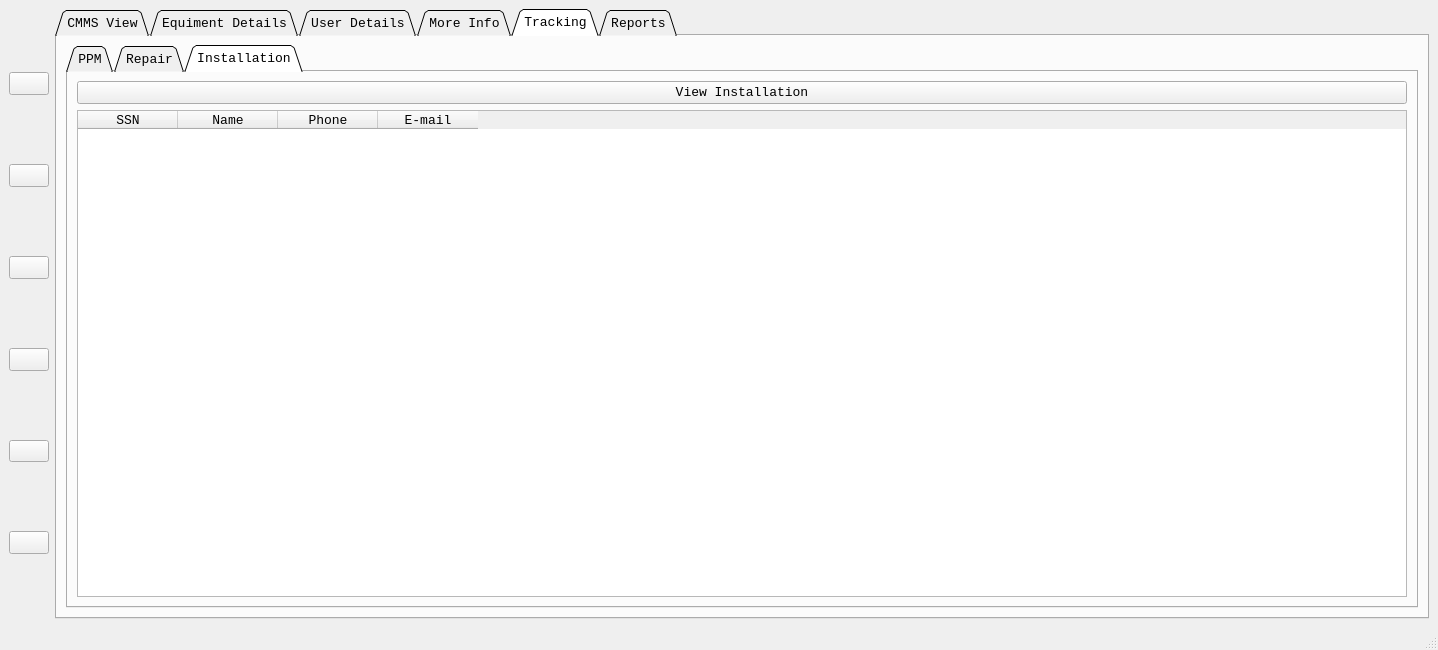
Above: design.ui from mostafa20223/Clinical_Project before the change. Below: the same form after it.
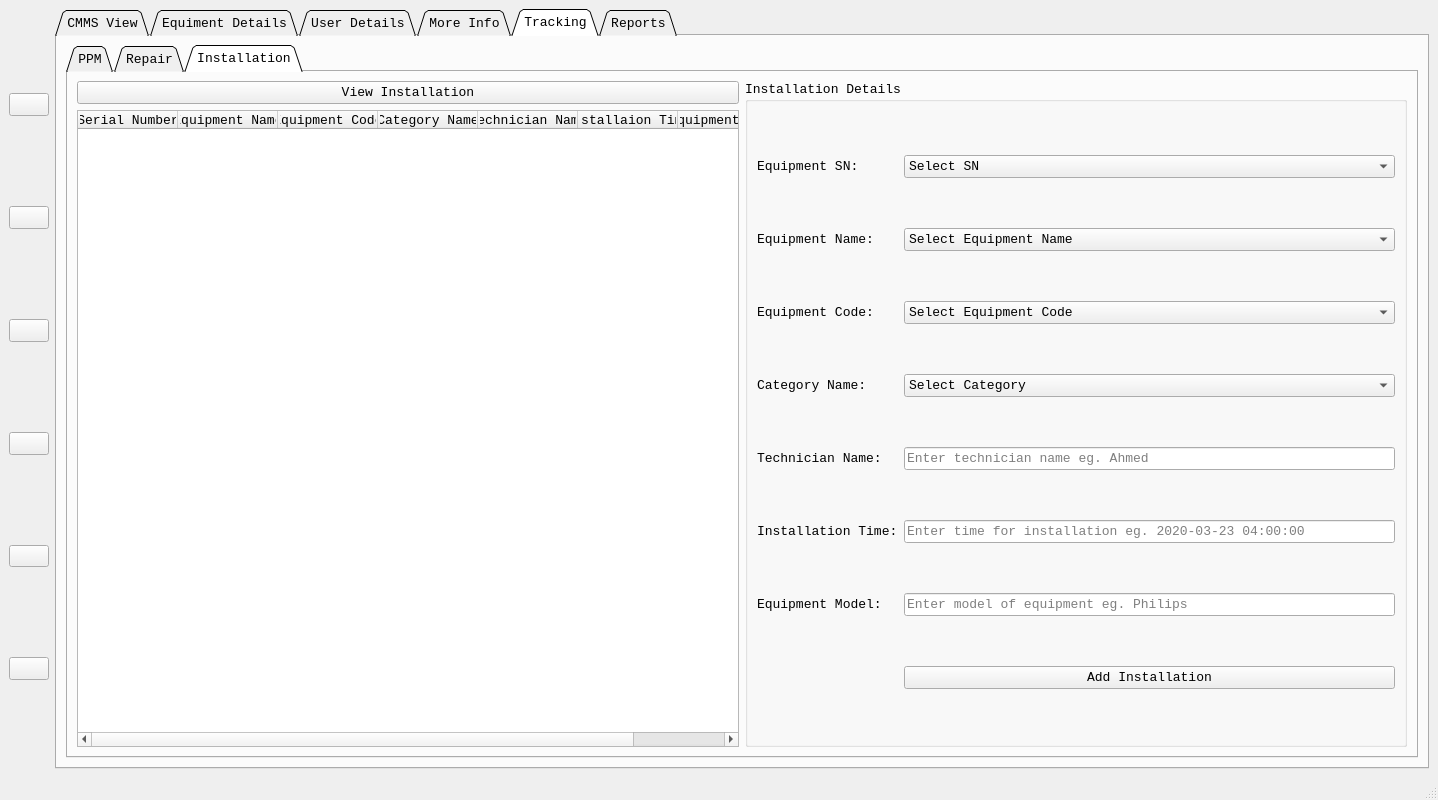
That is the form after the change. The open tabs and pages were chosen to show the change. Icons and pictures are not drawn.

What changed in the file:
```diff
--- a/design.ui
+++ b/design.ui
@@ -7,9 +7,15 @@
     <x>0</x>
     <y>0</y>
     <width>1438</width>
-    <height>650</height>
+    <height>800</height>
    </rect>
   </property>
+  <property name="sizePolicy">
+   <sizepolicy hsizetype="Expanding" vsizetype="Expanding">
+    <horstretch>0</horstretch>
+    <verstretch>0</verstretch>
+   </sizepolicy>
+  </property>
   <property name="windowTitle">
    <string>CMMS</string>
   </property>
@@ -49,7 +55,7 @@
            <number>0</number>
           </property>
           <property name="sizeAdjustPolicy">
-           <enum>QAbstractScrollArea::AdjustToContentsOnFirstShow</enum>
+           <enum>QAbstractScrollArea::AdjustIgnored</enum>
           </property>
           <property name="alternatingRowColors">
            <bool>false</bool>
@@ -3175,11 +3181,8 @@
            <attribute name="title">
             <string>Installation</string>
            </attribute>
-           <layout class="QGridLayout" name="gridLayout_45">
+           <layout class="QGridLayout" name="gridLayout_34">
             <item row="0" column="0">
-             <layout class="QGridLayout" name="gridLayout_46"/>
-            </item>
-            <item row="1" column="0">
              <layout class="QGridLayout" name="gridLayout_47">
               <item row="1" column="0">
                <widget class="QTableWidget" name="inst_table0">
@@ -3193,7 +3196,7 @@
                 </property>
                 <column>
                  <property name="text">
-                  <string>SSN</string>
+                  <string>Serial Number</string>
                  </property>
                  <property name="font">
                   <font>
@@ -3203,7 +3206,7 @@
                 </column>
                 <column>
                  <property name="text">
-                  <string>Name</string>
+                  <string>Equipment Name</string>
                  </property>
                  <property name="font">
                   <font>
@@ -3213,7 +3216,7 @@
                 </column>
                 <column>
                  <property name="text">
-                  <string>Phone</string>
+                  <string>Equipment Code</string>
                  </property>
                  <property name="font">
                   <font>
@@ -3223,7 +3226,37 @@
                 </column>
                 <column>
                  <property name="text">
-                  <string>E-mail</string>
+                  <string>Category Name</string>
+                 </property>
+                 <property name="font">
+                  <font>
+                   <family>Courier New</family>
+                  </font>
+                 </property>
+                </column>
+                <column>
+                 <property name="text">
+                  <string>Technician Name</string>
+                 </property>
+                 <property name="font">
+                  <font>
+                   <family>Courier New</family>
+                  </font>
+                 </property>
+                </column>
+                <column>
+                 <property name="text">
+                  <string>Installaion Time</string>
+                 </property>
+                 <property name="font">
+                  <font>
+                   <family>Courier New</family>
+                  </font>
+                 </property>
+                </column>
+                <column>
+                 <property name="text">
+                  <string>Equipment Model</string>
                  </property>
                  <property name="font">
                   <font>
@@ -3242,6 +3275,128 @@
               </item>
              </layout>
             </item>
+            <item row="0" column="1">
+             <widget class="QGroupBox" name="installation">
+              <property name="title">
+               <string>Installation Details</string>
+              </property>
+              <layout class="QGridLayout" name="gridLayout_45">
+               <item row="0" column="0">
+                <widget class="QLabel" name="EquipmentSN1_2">
+                 <property name="text">
+                  <string>Equipment SN:</string>
+                 </property>
+                </widget>
+               </item>
+               <item row="0" column="1">
+                <widget class="QComboBox" name="equipsn_combo2">
+                 <item>
+                  <property name="text">
+                   <string>Select SN</string>
+                  </property>
+                 </item>
+                </widget>
+               </item>
+               <item row="1" column="0">
+                <widget class="QLabel" name="EquipmentName0_2">
+                 <property name="text">
+                  <string>Equipment Name:</string>
+                 </property>
+                </widget>
+               </item>
+               <item row="2" column="1">
+                <widget class="QComboBox" name="equipcode_combo1">
+                 <item>
+                  <property name="text">
+                   <string>Select Equipment Code</string>
+                  </property>
+                 </item>
+                </widget>
+               </item>
+               <item row="1" column="1">
+                <widget class="QComboBox" name="equipname_combo1">
+                 <item>
+                  <property name="text">
+                   <string>Select Equipment Name</string>
+                  </property>
+                 </item>
+                </widget>
+               </item>
+               <item row="2" column="0">
+                <widget class="QLabel" name="EquipmentCode1_2">
+                 <property name="text">
+                  <string>Equipment Code:</string>
+                 </property>
+                </widget>
+               </item>
+               <item row="4" column="1">
+                <widget class="QLineEdit" name="tech_name1">
+                 <property name="placeholderText">
+                  <string>Enter technician name eg. Ahmed</string>
+                 </property>
+                </widget>
+               </item>
+               <item row="3" column="0">
+                <widget class="QLabel" name="Category_2">
+                 <property name="text">
+                  <string>Category Name:</string>
+                 </property>
+                </widget>
+               </item>
+               <item row="3" column="1">
+                <widget class="QComboBox" name="category_combo5">
+                 <item>
+                  <property name="text">
+                   <string>Select Category</string>
+                  </property>
+                 </item>
+                </widget>
+               </item>
+               <item row="4" column="0">
+                <widget class="QLabel" name="TechName_2">
+                 <property name="text">
+                  <string>Technician Name:</string>
+                 </property>
+                </widget>
+               </item>
+               <item row="6" column="1">
+                <widget class="QLineEdit" name="equip_model">
+                 <property name="placeholderText">
+                  <string>Enter model of equipment eg. Philips</string>
+                 </property>
+                </widget>
+               </item>
+               <item row="5" column="1">
+                <widget class="QLineEdit" name="inst_time">
+                 <property name="placeholderText">
+                  <string>Enter time for installation eg. 2020-03-23 04:00:00</string>
+                 </property>
+                </widget>
+               </item>
+               <item row="6" column="0">
+                <widget class="QLabel" name="EquipmentModel">
+                 <property name="text">
+                  <string>Equipment Model:</string>
+                 </property>
+                </widget>
+               </item>
+               <item row="5" column="0">
+                <widget class="QLabel" name="InstTime">
+                 <property name="text">
+                  <string>Installation Time:</string>
+                 </property>
+                </widget>
+               </item>
+               <item row="7" column="1">
+                <widget class="QPushButton" name="add_installation_btn">
+                 <property name="text">
+                  <string>Add Installation</string>
+                 </property>
+                </widget>
+               </item>
+              </layout>
+             </widget>
+            </item>
            </layout>
           </widget>
          </widget>
@@ -3271,7 +3426,7 @@
            <attribute name="title">
             <string>PPM</string>
            </attribute>
-           <layout class="QGridLayout" name="gridLayout_34">
+           <layout class="QGridLayout" name="gridLayout_27">
             <item row="0" column="0">
              <layout class="QGridLayout" name="gridLayout_26">
               <item row="1" column="0">
@@ -3298,8 +3453,6 @@
              </layout>
             </item>
             <item row="1" column="0">
-             <layout class="QGridLayout" name="gridLayout_27">
-              <item row="0" column="0">
                <widget class="QTableWidget" name="ppm_table">
                 <property name="font">
                  <font>
@@ -3310,6 +3463,9 @@
                   <bold>false</bold>
                  </font>
                 </property>
+              <property name="sizeAdjustPolicy">
+               <enum>QAbstractScrollArea::AdjustIgnored</enum>
+              </property>
                 <column>
                  <property name="text">
                   <string>Serial Number</string>
@@ -3340,46 +3496,6 @@
                   </font>
                  </property>
                 </column>
-                <column>
-                 <property name="text">
-                  <string>Work Time</string>
-                 </property>
-                 <property name="font">
-                  <font>
-                   <family>Courier New</family>
-                  </font>
-                 </property>
-                </column>
-                <column>
-                 <property name="text">
-                  <string>Insurance</string>
-                 </property>
-                 <property name="font">
-                  <font>
-                   <family>Courier New</family>
-                  </font>
-                 </property>
-                </column>
-                <column>
-                 <property name="text">
-                  <string>Maintenance</string>
-                 </property>
-                 <property name="font">
-                  <font>
-                   <family>Courier New</family>
-                  </font>
-                 </property>
-                </column>
-                <column>
-                 <property name="text">
-                  <string>Price</string>
-                 </property>
-                 <property name="font">
-                  <font>
-                   <family>Courier New</family>
-                  </font>
-                 </property>
-                </column>
                 <column>
                  <property name="text">
                   <string>Category Name</string>
@@ -3420,9 +3536,19 @@
                   </font>
                  </property>
                 </column>
-               </widget>
-              </item>
-              <item row="1" column="0">
+              <column>
+               <property name="text">
+                <string>Error</string>
+               </property>
+               <property name="font">
+                <font>
+                 <family>Courier New</family>
+                </font>
+               </property>
+              </column>
+             </widget>
+            </item>
+            <item row="2" column="0">
                <widget class="QPushButton" name="ppm_save_btn">
                 <property name="text">
                  <string>Save</string>
@@ -3430,14 +3556,12 @@
                </widget>
               </item>
              </layout>
-            </item>
-           </layout>
           </widget>
           <widget class="QWidget" name="tab_11">
            <attribute name="title">
             <string>Repair</string>
            </attribute>
-           <layout class="QGridLayout" name="gridLayout_35">
+           <layout class="QGridLayout" name="gridLayout_36">
             <item row="0" column="0">
              <layout class="QGridLayout" name="gridLayout_30">
               <item row="0" column="0">
@@ -3558,7 +3682,7 @@
                 </column>
                 <column>
                  <property name="text">
-                  <string>New Column</string>
+                  <string>Repair Type</string>
                  </property>
                  <property name="font">
                   <font>
@@ -3593,7 +3717,7 @@
            <attribute name="title">
             <string>Installation</string>
            </attribute>
-           <layout class="QGridLayout" name="gridLayout_36">
+           <layout class="QGridLayout" name="gridLayout_35">
             <item row="0" column="0">
              <layout class="QGridLayout" name="gridLayout_32">
               <item row="0" column="0">
@@ -3635,9 +3759,12 @@
                   <family>Courier New</family>
                  </font>
                 </property>
+                <property name="sizeAdjustPolicy">
+                 <enum>QAbstractScrollArea::AdjustIgnored</enum>
+                </property>
                 <column>
                  <property name="text">
-                  <string>SSN</string>
+                  <string>Serial Number</string>
                  </property>
                  <property name="font">
                   <font>
@@ -3647,7 +3774,7 @@
                 </column>
                 <column>
                  <property name="text">
-                  <string>Name</string>
+                  <string>Equipment Name</string>
                  </property>
                  <property name="font">
                   <font>
@@ -3657,7 +3784,7 @@
                 </column>
                 <column>
                  <property name="text">
-                  <string>Phone</string>
+                  <string>Equipment Code</string>
                  </property>
                  <property name="font">
                   <font>
@@ -3667,7 +3794,37 @@
                 </column>
                 <column>
                  <property name="text">
-                  <string>E-mail</string>
+                  <string>Category Name</string>
+                 </property>
+                 <property name="font">
+                  <font>
+                   <family>Courier New</family>
+                  </font>
+                 </property>
+                </column>
+                <column>
+                 <property name="text">
+                  <string>Technician Name</string>
+                 </property>
+                 <property name="font">
+                  <font>
+                   <family>Courier New</family>
+                  </font>
+                 </property>
+                </column>
+                <column>
+                 <property name="text">
+                  <string>Installaion Time</string>
+                 </property>
+                 <property name="font">
+                  <font>
+                   <family>Courier New</family>
+                  </font>
+                 </property>
+                </column>
+                <column>
+                 <property name="text">
+                  <string>Equipment Model</string>
                  </property>
                  <property name="font">
                   <font>
```
Lines whose indentation alone changed are shown as unchanged.
